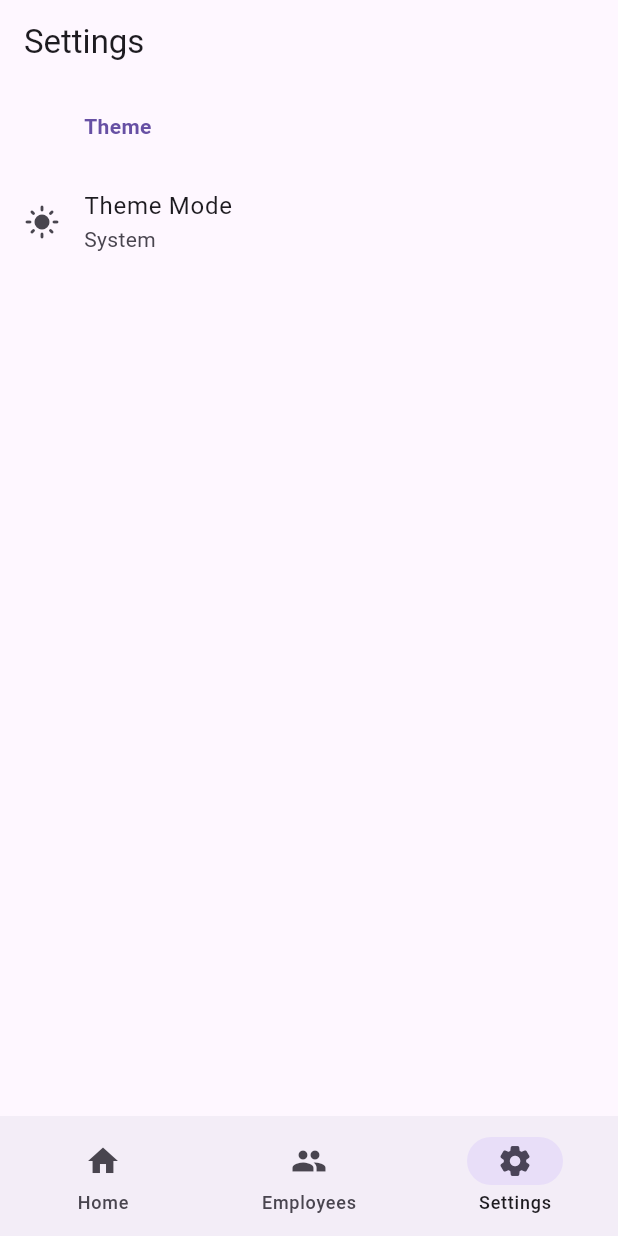
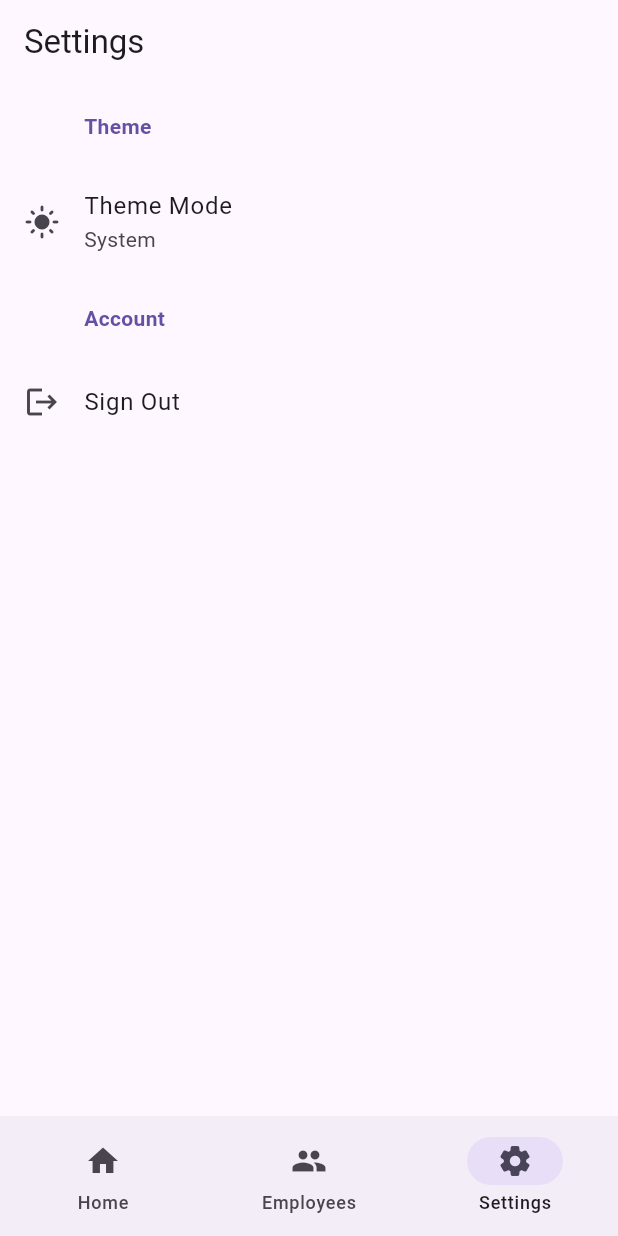
Before and after one commit to Chiggy-Playz/crs_attendance, a Flutter app: the screen it shows once a user with an empty profile is signed in, item 3 of the bottom bar chosen, on a phone screen of 412 x 824 dp. Run offline on Flutter 3.47's test engine with Material 3 defaults, Android fonts, the phone set to English and light mode, and no system bars; our stand-ins replace cloud_firestore, dart_mappable, firebase_auth, firebase_core, flutter_riverpod, gap and 5 more; accounts and stored records are empty; generated files the repository leaves out were written again.

Commit message:
Add logout button and fix login bug

```diff
--- a/lib/pages/settings/settings_view.dart
+++ b/lib/pages/settings/settings_view.dart
@@ -1,7 +1,10 @@
+import 'package:crs_attendance/pages/settings/widgets/settings_group_widget.dart';
 import 'package:crs_attendance/pages/settings/widgets/theme_settings_group.dart';
 import 'package:crs_attendance/providers/settings/provider.dart';
+import 'package:firebase_auth/firebase_auth.dart';
 import 'package:flutter/material.dart';
 import 'package:flutter_riverpod/flutter_riverpod.dart';
+import 'package:google_sign_in/google_sign_in.dart';
 
 class SettingsView extends ConsumerStatefulWidget {
   const SettingsView({super.key});
@@ -29,6 +32,16 @@ class _SettingsViewState extends ConsumerState<SettingsView> {
           return ListView(
             children: [
               ThemeSettingsGroup(settings: settings),
+              SettingsGroupWidget(title: "Account", children: [
+                ListTile(
+                  leading: const Icon(Icons.logout),
+                  title: const Text("Sign Out"),
+                  onTap: () async {
+                    await GoogleSignIn().disconnect();
+                    await FirebaseAuth.instance.signOut();
+                  },
+                ),
+              ])
             ],
           );
         });
--- a/lib/pages/unauthorized/unauthorized.dart
+++ b/lib/pages/unauthorized/unauthorized.dart
@@ -3,6 +3,7 @@ import 'package:firebase_auth/firebase_auth.dart';
 import 'package:flutter/material.dart';
 import 'package:flutter_riverpod/flutter_riverpod.dart';
 import 'package:gap/gap.dart';
+import 'package:google_sign_in/google_sign_in.dart';
 
 class UnauthorizedPage extends ConsumerWidget {
   const UnauthorizedPage({super.key});
@@ -26,6 +27,7 @@ class UnauthorizedPage extends ConsumerWidget {
               icon: const Icon(Icons.logout),
               label: const Text("Log out"),
               onPressed: () async {
+                await GoogleSignIn().disconnect();
                 await FirebaseAuth.instance.signOut();
               },
             )
--- a/lib/providers/auth/provider.dart
+++ b/lib/providers/auth/provider.dart
@@ -23,8 +23,9 @@ final authProvider = StreamProvider<AuthState>((ref) async* {
 // Function to check if a user is an admin
 Future<bool> _checkIfAdmin(String uid) async {
   try {
-    await FirebaseFirestore.instance.collection('admins').doc(uid).get();
-
+    final doc =
+        await FirebaseFirestore.instance.collection('admins').doc(uid).get();
+    if (!doc.exists) return false;
     return true;
   } on FirebaseException {
     return false;
```
